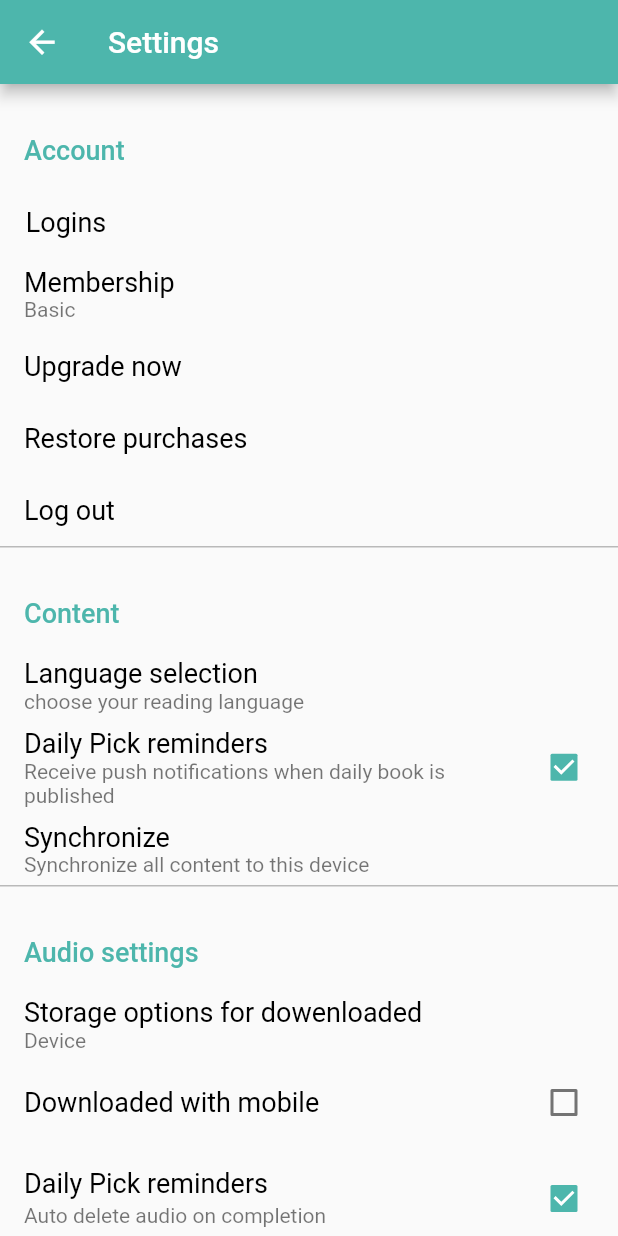
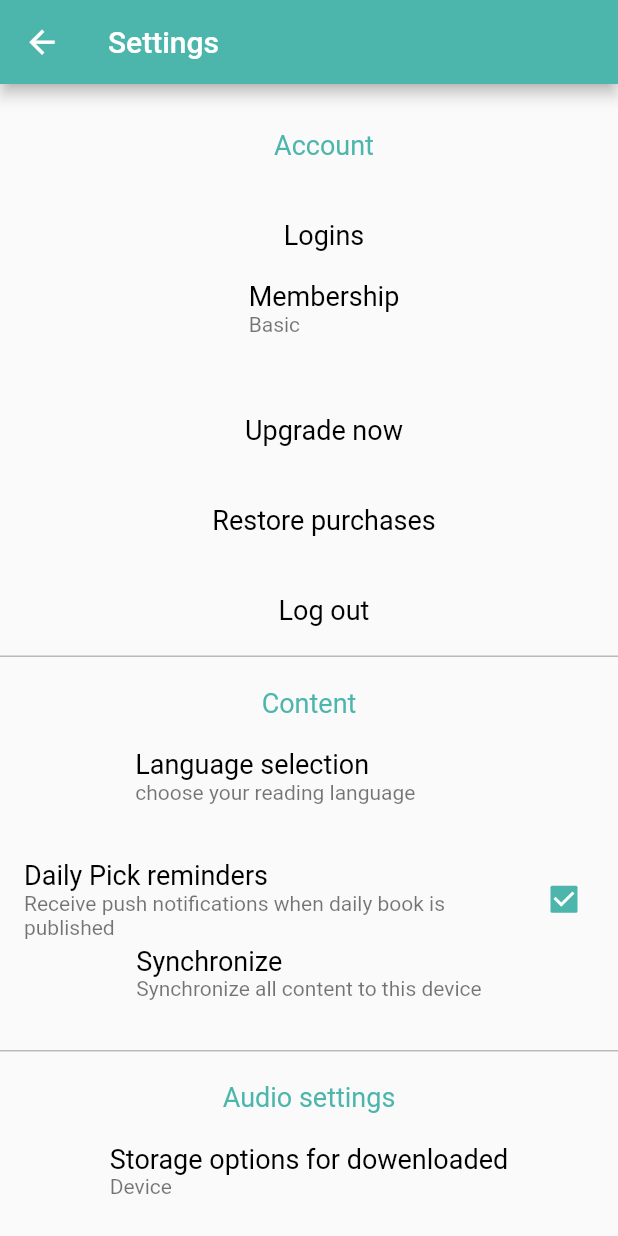
Before and after one commit to saranabih/blinkist, a Flutter app: the settings_screen screen opened by its route, on a phone screen of 412 x 824 dp. Run offline on Flutter 3.47's test engine with Material 2 defaults, Android fonts, the phone set to English and light mode, and no system bars; our stand-ins replace carousel_pro.

Commit message:
first commit

```diff
--- a/lib/main.dart
+++ b/lib/main.dart
@@ -41,7 +41,7 @@ main() {
         "you_screen": (context) => you_screen(),
         'tag_screen': (context) => tags_screen(),
         'Categorie_Screen': (context) =>categories_screen(),
-         'navi': (context) =>navi()
+        'navi': (context) =>navi()
 
       },
       home: myA()
--- a/lib/main_screens/Settings_screen.dart
+++ b/lib/main_screens/Settings_screen.dart
@@ -8,7 +8,39 @@ class settings_screen extends StatefulWidget {
  }
 
  class _settings_screenState extends State<settings_screen> {
+   TextStyle _optionStyleTxt = TextStyle(fontSize: 18, color: Colors.teal[300]);
 
+   bool _newValue1 = true;
+   bool _newValue2 = false;
+   bool _newValue3 = true;
+   bool _newValue4 = false;
+
+   void _onChenge1(bool value) {
+     setState(() {
+       _newValue1 = value;
+     });
+   }
+
+   void _onChenge2(bool value) {
+     setState(() {
+       _newValue1 = value;
+     });
+   }
+
+   void _onChenge3(bool value) {
+     setState(() {
+       _newValue1 = value;
+     });
+   }
+
+   void _onChenge4(bool value) {
+     setState(() {
+       _newValue1 = value;
+     });
+   }
+
+   @override
+   Widget build(BuildContext context) {
      TextStyle _optionStyle_TxtF_B = TextStyle(
          color: Colors.black, fontSize: 18, fontWeight: FontWeight.normal);
 
@@ -25,37 +57,6 @@ class _settings_screenState extends State<settings_screen> {
        height: 20,
      );
 
-  bool _newValue1 = true;
-  bool _newValue2 = false;
-  bool _newValue3 = true;
-  bool _newValue4 = false;
-
-  void _onChenge1(bool value) {
-    setState(() {
-      _newValue1 = value;
-    });
-  }
-
-  void _onChenge2(bool value) {
-    setState(() {
-      _newValue2 = value;
-    });
-  }
-
-  void _onChenge3(bool value) {
-    setState(() {
-      _newValue3 = value;
-    });
-  }
-
-  void _onChenge4(bool value) {
-    setState(() {
-      _newValue4 = value;
-    });
-  }
-
-  @override
-  Widget build(BuildContext context) {
      return Scaffold(
        appBar: AppBar(
          backgroundColor: Colors.teal[300],
@@ -72,60 +73,108 @@ class _settings_screenState extends State<settings_screen> {
        ///////////////////////////////////
        body: ListView(
          //  scrollDirection: Axis.vertical,
-        padding: EdgeInsets.only(top: 20),
+         padding: EdgeInsets.only(top: 30),
          children: <Widget>[
            Column(
+             children: <Widget>[
+               Container(
+                   padding: EdgeInsets.only(left: 20),
+                   child: Column(
+                     children: <Widget>[
+                       Container(
+
+                         child: Text('Account', style: _optionStyleTxt),
+                       ),
+                       _space,
+                       Container(
+                           width: double.infinity,
+                           height: 60,
+                           child: FlatButton(
+                             child: Text(
+                               'Logins',
+                               style: _optionStyle_TxtF_B,
+                             ),
+                             onPressed: () {},
+                           )),
+                       Container(
+                           width: double.infinity,
+                           height: 70,
+                           child: FlatButton(
+                             child: Column(
                                crossAxisAlignment: CrossAxisAlignment.start,
                                children: <Widget>[
-              CustomButton(
-                text1: 'Account',
-                isOption: true,
+                                 Text(
+                                   'Membership',
+                                   style: _optionStyle_TxtF_B,
+                                 ),
+                                 Text(
+                                   'Basic',
+                                   style: _optionStyle_Hint_Txt_F_B,
+                                 )
+                               ],
+                             ),
                              onPressed: () {},
+                           )),
+                       Container(
+                           width: double.infinity,
+                           height: 60,
+                           child: FlatButton(
+                             child: Text(
+                               'Upgrade now',
+                               style: _optionStyle_TxtF_B,
                              ),
-              // _space,
-              CustomButton(
-                text1: 'Logins',
                              onPressed: () {},
+                           )),
+                       Container(
+                           width: double.infinity,
+                           height: 60,
+                           child: FlatButton(
+                             child: Text(
+                               'Restore purchases',
+                               style: _optionStyle_TxtF_B,
                              ),
-
-              CustomButton(
-                text1: 'Membership',
-                text2: 'Basic',
                              onPressed: () {},
+                           )),
+                       Container(
+                           width: double.infinity,
+                           height: 60,
+                           child: FlatButton(
+                             child: Text(
+                               'Log out',
+                               style: _optionStyle_TxtF_B,
                              ),
-
-              CustomButton(
-                text1: 'Upgrade now',
                              onPressed: () {},
-              ),
-
-              CustomButton(
-                text1: 'Restore purchases',
-                onPressed: () {},
-              ),
-
-              CustomButton(
-                text1: 'Log out',
-                onPressed: () {},
-              ),
-
+                           )),
+                     ],
+                   )),
                ///////////////////////////////
                _line,
                _space,
 
-              CustomButton(
-                text1: 'Content',
-                isOption: true,
+               Container(
+
+                 child: Text('Content', style: _optionStyleTxt),
+               ),
+               _space,
+               Container(
+                   width: double.infinity,
+                   height: 70,
+                   child: FlatButton(
+                     child: Column(
+                       crossAxisAlignment: CrossAxisAlignment.start,
+                       children: <Widget>[
+                         Text(
+                           'Language selection                 ',
+                           style: _optionStyle_TxtF_B,
+                         ),
+                         Text(
+                           'choose your reading language',
+                           style: _optionStyle_Hint_Txt_F_B,
+                         )
+                       ],
+                     ),
                      onPressed: () {},
-              ),
-              // _space,
-
-              CustomButton(
-                text1: 'Language selection',
-                text2: 'choose your reading language',
-                onPressed: () {},
-              ),
-
+                   )),
                CheckboxListTile(
                    title: Text(
                      'Daily Pick reminders',
@@ -140,29 +189,54 @@ class _settings_screenState extends State<settings_screen> {
                    onChanged: (value) {
                      _onChenge1(value);
                    }),
-
-              CustomButton(
-                text1: 'Synchronize',
-                text2: 'Synchronize all content to this device',
+               Container(
+                   width: double.infinity,
+                   height: 70,
+                   child: FlatButton(
+                     child: Column(
+                       crossAxisAlignment: CrossAxisAlignment.start,
+                       children: <Widget>[
+                         Text(
+                           'Synchronize',
+                           style: _optionStyle_TxtF_B,
+                         ),
+                         Text(
+                           'Synchronize all content to this device',
+                           style: _optionStyle_Hint_Txt_F_B,
+                         )
+                       ],
+                     ),
                      onPressed: () {},
-              ),
+                   )),
 
                ///////////////////////////////////
                _line,
                _space,
 
-              CustomButton(
-                text1: 'Audio settings',
-                isOption: true,
+               Container(
+
+                 child: Text('Audio settings', style: _optionStyleTxt),
+               ),
+               _space,
+               Container(
+                   width: double.infinity,
+                   height: 70,
+                   child: FlatButton(
+                     child: Column(
+                       crossAxisAlignment: CrossAxisAlignment.start,
+                       children: <Widget>[
+                         Text(
+                           'Storage options for dowenloaded',
+                           style: _optionStyle_TxtF_B,
+                         ),
+                         Text(
+                           'Device',
+                           style: _optionStyle_Hint_Txt_F_B,
+                         )
+                       ],
+                     ),
                      onPressed: () {},
-              ),
-              // _space,
-              CustomButton(
-                text1: 'Storage options for dowenloaded',
-                text2: 'Device',
-                onPressed: () {},
-              ),
-
+                   )),
                CheckboxListTile(
                    title: Text(
                      'Downloaded with mobile',
@@ -187,24 +261,35 @@ class _settings_screenState extends State<settings_screen> {
                    onChanged: (value) {
                      _onChenge3(value);
                    }),
-
-              CustomButton(
-                text1: 'Clear dewenloaded audio',
-                text2: 'Remove downloaded files to free up space',
+               Container(
+                   width: double.infinity,
+                   height: 70,
+                   child: FlatButton(
+                     child: Column(
+                       crossAxisAlignment: CrossAxisAlignment.start,
+                       children: <Widget>[
+                         Text(
+                           'Clear dewenloaded audio',
+                           style: _optionStyle_TxtF_B,
+                         ),
+                         Text(
+                           'Remove downloaded files to free up space',
+                           style: _optionStyle_Hint_Txt_F_B,
+                         )
+                       ],
+                     ),
                      onPressed: () {},
-              ),
+                   )),
 
                //////////////////////////////////
                _line,
                _space,
 
-              CustomButton(
-                text1: 'Premium services',
-                isOption: true,
-                onPressed: () {},
+               Container(
+
+                 child: Text('Premium services', style: _optionStyleTxt),
                ),
-
-              // _space,
+               _space,
                CheckboxListTile(
                    title: Text(
                      'Sync with Evernote',
@@ -225,60 +310,109 @@ class _settings_screenState extends State<settings_screen> {
                _line,
                _space,
 
-              CustomButton(
-                text1: 'About',
-                isOption: true,
+               Container(
+
+                 child: Text('About', style: _optionStyleTxt),
+               ),
+               _space,
+               Container(
+                   width: double.infinity,
+                   height: 60,
+                   child: FlatButton(
+                     child: Text(
+                       'Privacy policy',
+                       style: _optionStyle_TxtF_B,
+                     ),
                      onPressed: () {},
+                   )),
+               Container(
+                   width: double.infinity,
+                   height: 60,
+                   child: FlatButton(
+                     child: Text(
+                       'Feedback',
+                       style: _optionStyle_TxtF_B,
                      ),
-              // _space,
-
-              CustomButton(
-                text1: 'Privacy policy',
                      onPressed: () {},
+                   )),
+               Container(
+                   width: double.infinity,
+                   height: 60,
+                   child: FlatButton(
+                     child: Text(
+                       'Help Center',
+                       style: _optionStyle_TxtF_B,
                      ),
-
-              CustomButton(
-                text1: 'Feedback',
                      onPressed: () {},
+                   )),
+               Container(
+                   width: double.infinity,
+                   height: 70,
+                   child: FlatButton(
+                     child: Column(
+                       crossAxisAlignment: CrossAxisAlignment.start,
+                       children: <Widget>[
+                         Text(
+                           'Rate Blinkist',
+                           style: _optionStyle_TxtF_B,
                          ),
-
-              CustomButton(
-                text1: 'Help Center',
+                         Text(
+                           'Enjoying the app ? Tell us about it on Google Play ',
+                           style: _optionStyle_Hint_Txt_F_B,
+                         )
+                       ],
+                     ),
                      onPressed: () {},
+                   )),
+               Container(
+                   width: double.infinity,
+                   height: 60,
+                   child: FlatButton(
+                     child: Text(
+                       'Follow us on Facebook',
+                       style: _optionStyle_TxtF_B,
                      ),
-
-              CustomButton(
-                text1: 'Rate Blinkist',
-                text2: 'Enjoying the app ? Tell us about it on Google Play ',
                      onPressed: () {},
+                   )),
+               Container(
+                   width: double.infinity,
+                   height: 60,
+                   child: FlatButton(
+                     child: Text(
+                       'Follow us on Twitter',
+                       style: _optionStyle_TxtF_B,
                      ),
-
-              CustomButton(
-                text1: 'Follow us on Facebook',
                      onPressed: () {},
-              ),
-
-              CustomButton(
-                text1: 'Follow us on Twitter',
-                onPressed: () {},
-              ),
+                   )),
 
                ////////////////////////////////
                _line,
                _space,
-              CustomButton(
-                text1: 'Miscellaneous',
-                isOption: true,
+
+               Container(
+
+                 child: Text('Miscellaneous', style: _optionStyleTxt),
+               ),
+               _space,
+               Container(
+                   width: double.infinity,
+                   height: 70,
+                   child: FlatButton(
+                     child: Column(
+                       crossAxisAlignment: CrossAxisAlignment.start,
+                       children: <Widget>[
+                         Text(
+                           'Version',
+                           style: _optionStyle_TxtF_B,
+                         ),
+                         Text(
+                           '6.2.11',
+                           style: _optionStyle_Hint_Txt_F_B,
+                         )
+                       ],
+                     ),
                      onPressed: () {},
-              ),
-
-              // _space,
-
-              CustomButton(
-                text1: 'Version',
-                text2: '6.2.11',
-                onPressed: () {},
-              )
+                   )),
              ],
            )
          ],
@@ -286,47 +420,3 @@ class _settings_screenState extends State<settings_screen> {
      );
    }
  }
-
-class CustomButton extends StatelessWidget {
-  final Function onPressed;
-  final String text1;
-  final String text2;
-  final bool isOption;
-
-  CustomButton({this.onPressed, this.text1, this.text2, this.isOption});
-
-  TextStyle _optionStyleTxt = TextStyle(fontSize: 18, color: Colors.teal[300]);
-
-  TextStyle _optionStyle_TxtF_B = TextStyle(
-      color: Colors.black, fontSize: 18, fontWeight: FontWeight.normal);
-
-  TextStyle _optionStyle_Hint_Txt_F_B = TextStyle(
-      color: Colors.black54, fontSize: 14, fontWeight: FontWeight.normal);
-
-  @override
-  Widget build(BuildContext context) {
-    return Container(
-        // height: 60,
-        // color: Colors.red,
-        child: FlatButton(
-      onPressed: onPressed,
-      child: Column(
-        crossAxisAlignment: CrossAxisAlignment.start,
-        children: <Widget>[
-          Text(
-            '$text1',
-            style: isOption == true ? _optionStyleTxt : _optionStyle_TxtF_B,
-          ),
-
-          // if text2 == null  not show container
-          text2 == null
-              ? SizedBox()
-              : Text(
-                  '$text2',
-                  style: _optionStyle_Hint_Txt_F_B,
-                )
-        ],
-      ),
-    ));
-  }
-}
--- a/pubspec.yaml
+++ b/pubspec.yaml
@@ -24,7 +24,7 @@ dependencies:
 
 
 
-  # The following adds the Cupertino Icons font to your application.
+
   # Use with the CupertinoIcons class for iOS style icons.
   cupertino_icons: ^0.1.2
 
```
Lines whose indentation alone changed are shown as unchanged.
